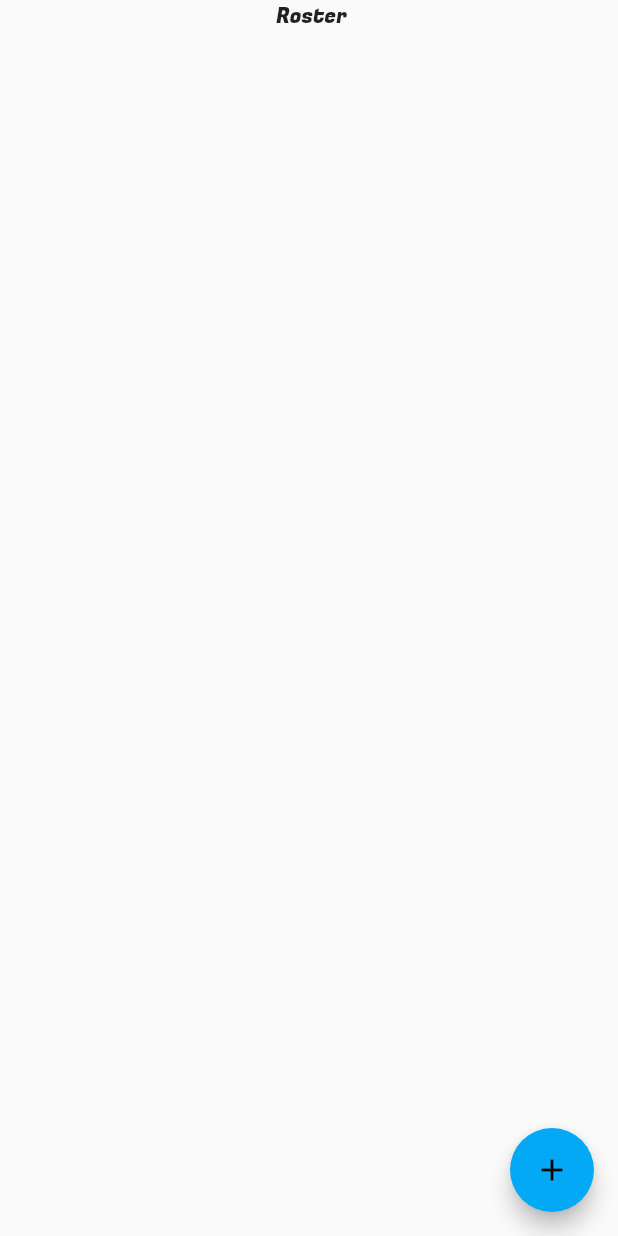
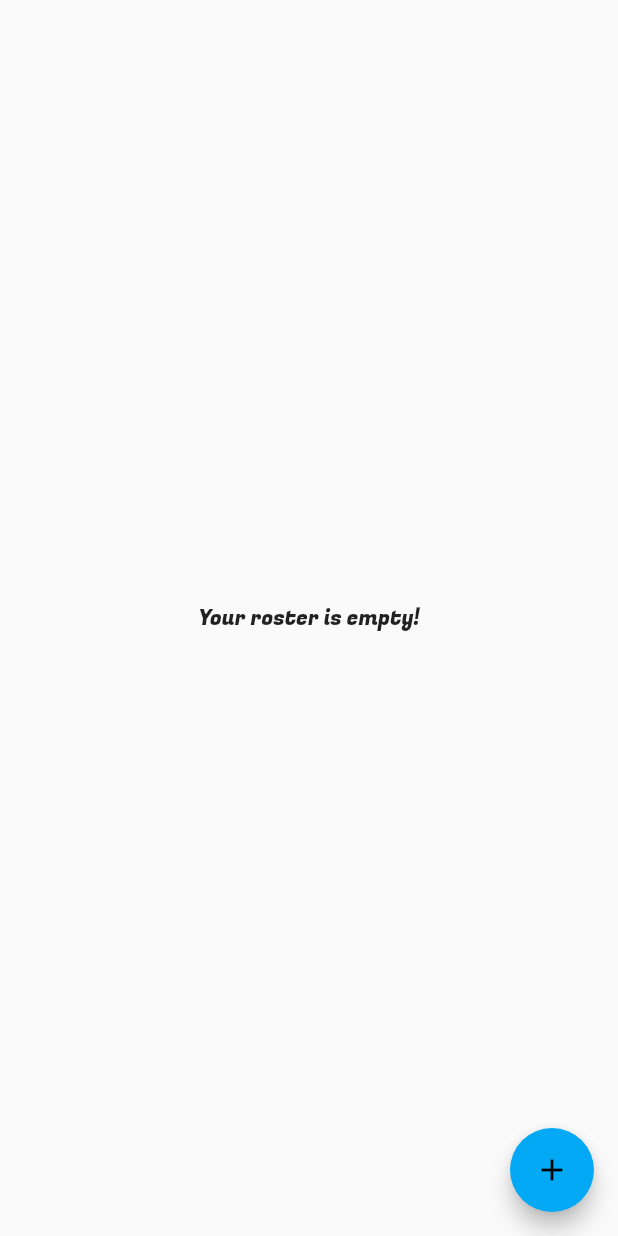
Before and after one commit to ldgarber/ultihype, a Flutter app: the RosterPage screen opened directly, on a phone screen of 412 x 824 dp. Run offline on Flutter 3.47's test engine with Material 2 defaults, Android fonts, the phone set to English and light mode, and no system bars; our stand-ins replace cloud_firestore, firebase_auth; missing offline and left inert: flutter_auth_buttons, flutter_twitter_login, intro_views_flutter; accounts and stored records are empty; statements that could not run were skipped.

Commit message:
basic empty roster view

```diff
--- a/lib/pages/roster.page.dart
+++ b/lib/pages/roster.page.dart
@@ -82,7 +82,7 @@ class _RosterPageState extends State<RosterPage> {
     return new Scaffold(
         body: Column(
           children: <Widget>[
-            Text("${teamName} Roster"),
+            //Text("${teamName} Roster"),
             new Expanded(
               child: Builder(builder: (context) {
                 return _showPlayers;
@@ -99,6 +99,12 @@ class _RosterPageState extends State<RosterPage> {
     ); //Scaffold
   } // _rosterView
 
+  Widget get _emptyRosterView {
+    return Center(
+        child: Text("Your roster is empty!")
+        );
+  }
+
   Widget get _showPlayers {
     var container = AppStateContainer.of(context);
     appState = container.state;
@@ -113,7 +119,8 @@ class _RosterPageState extends State<RosterPage> {
             return new Center(child: new CircularProgressIndicator());
           default:
             var rosterList = snapshot.data.documents.map((doc) => doc).toList();
-            return new ListView.builder(
+            return rosterList.isEmpty ? _emptyRosterView
+                : new ListView.builder(
                 itemCount: rosterList.length,
                 itemBuilder: (context, position) {
                   final player = rosterList[position];
```
